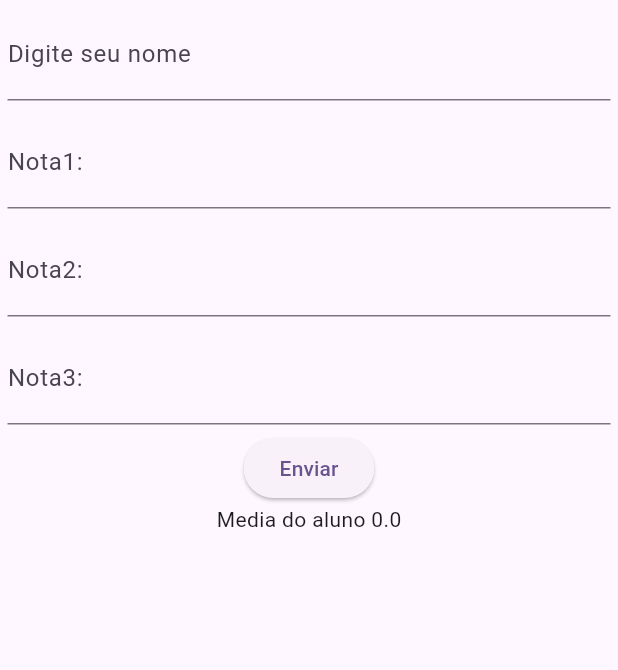
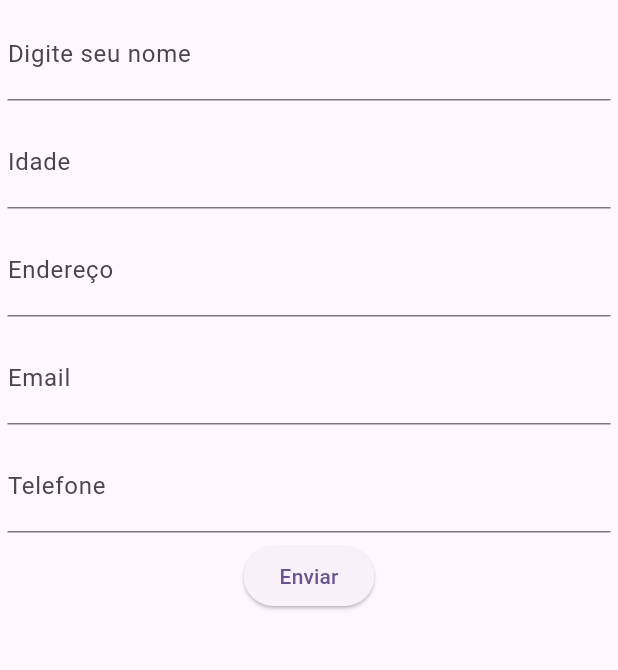
Before and after one commit to Henrique-Pessoa/atv1Mobile, a Flutter app: the screen it shows after launch, after a tap on "Enviar", on a phone screen of 412 x 824 dp, the part 84-754 px from its top. Run offline on Flutter 3.47's test engine with Material 2 defaults, Android fonts, the phone set to English and light mode, and no system bars.

Commit message:
Update main.dart

```diff
--- a/atv1/lib/main.dart
+++ b/atv1/lib/main.dart
@@ -31,15 +31,10 @@ class MyHomePage extends StatefulWidget {
 
 class _MyHomePageState extends State<MyHomePage> {
   final TextEditingController _name = TextEditingController();
-  final TextEditingController _nota1 = TextEditingController();
-  final TextEditingController _nota2 = TextEditingController();
-  final TextEditingController _nota3 = TextEditingController();
-  var _median = 0.0;
-  var _pass = "";
-  Color textColor = Colors.red;
-
-
-
+  final TextEditingController _age = TextEditingController();
+  final TextEditingController _adress = TextEditingController();
+  final TextEditingController _email = TextEditingController();
+  final TextEditingController _phone = TextEditingController();
 
   @override
   Widget build(BuildContext context) {
@@ -66,9 +61,9 @@ class _MyHomePageState extends State<MyHomePage> {
               child: TextField(
                 keyboardType: TextInputType.number,
                 decoration:
-                    const InputDecoration(labelText: "Nota1: "),
+                    const InputDecoration(labelText: "Idade"),
                 style: const TextStyle(fontSize: 20),
-                controller: _nota1,
+                controller: _age,
               ),
             ),
             Padding(
@@ -76,36 +71,41 @@ class _MyHomePageState extends State<MyHomePage> {
               child: TextField(
                 keyboardType: TextInputType.number,
                 decoration:
-                    const InputDecoration(labelText: "Nota2: "),
+                    const InputDecoration(labelText: "Endereço"),
                 style: const TextStyle(fontSize: 20),
-                controller: _nota2,
+                controller: _adress,
             )),
               Padding(
               padding: const EdgeInsets.all(5),
               child: TextField(
                 keyboardType: TextInputType.number,
                 decoration:
-                    const InputDecoration(labelText: "Nota3: "),
+                    const InputDecoration(labelText: "Email"),
                 style: const TextStyle(fontSize: 20),
-                controller: _nota3,
+                controller: _email,
+              ),
+            ),
+             Padding(
+              padding: const EdgeInsets.all(5),
+              child: TextField(
+                keyboardType: TextInputType.number,
+                decoration:
+                    const InputDecoration(labelText: "Telefone"),
+                style: const TextStyle(fontSize: 20),
+                controller: _phone,
               ),
             ),
             ElevatedButton(
                 onPressed: () {
                   setState(() {
-                    _median = (int.parse(_nota1.text) + int.parse(_nota2.text) + int.parse(_nota3.text)) /3;
-                    if(_median < 7){
-                        _pass = "Reprovado";
-                        textColor = Colors.red;
-                    }else{
-                      _pass = "Aprovado";
-                      textColor = Colors.green;
-                    }
+                    print(_name.text);
+                    print(_age.text);
+                    print(_adress.text);
+                    print(_email.text);
+                    print(_phone.text);
                   });
                 },
                 child: const Text("Enviar")),
-            Text("Media do aluno $_median"),
-            Text(_pass,style: TextStyle(color:textColor,))
           ],
         ),
       ),
```
